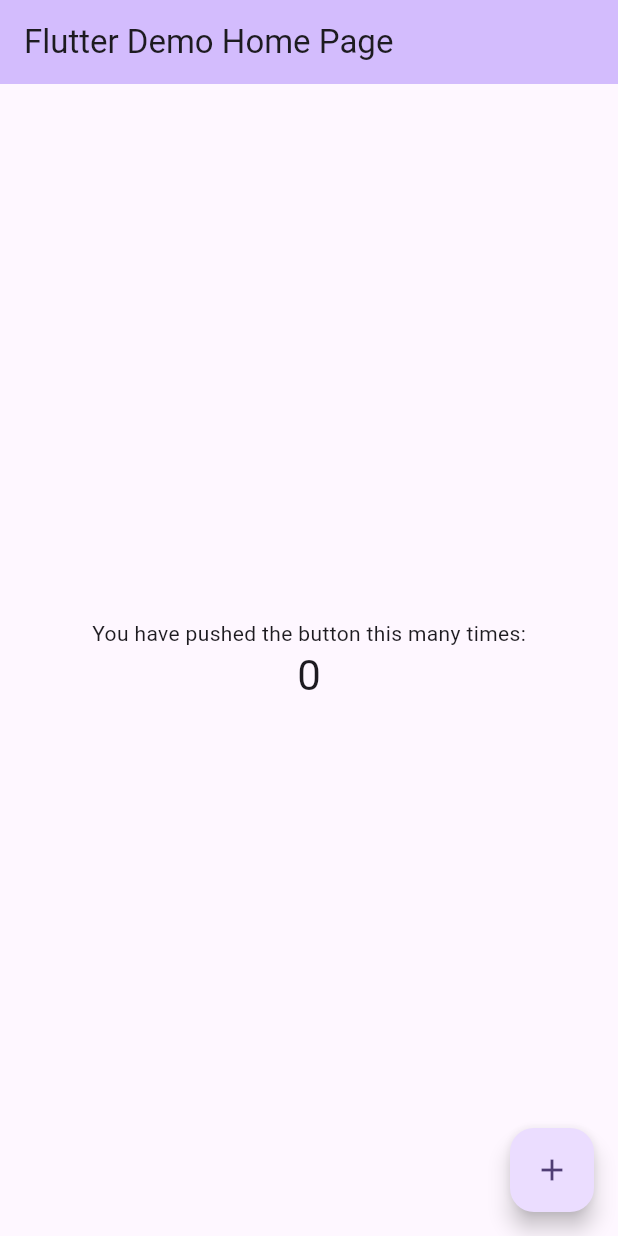
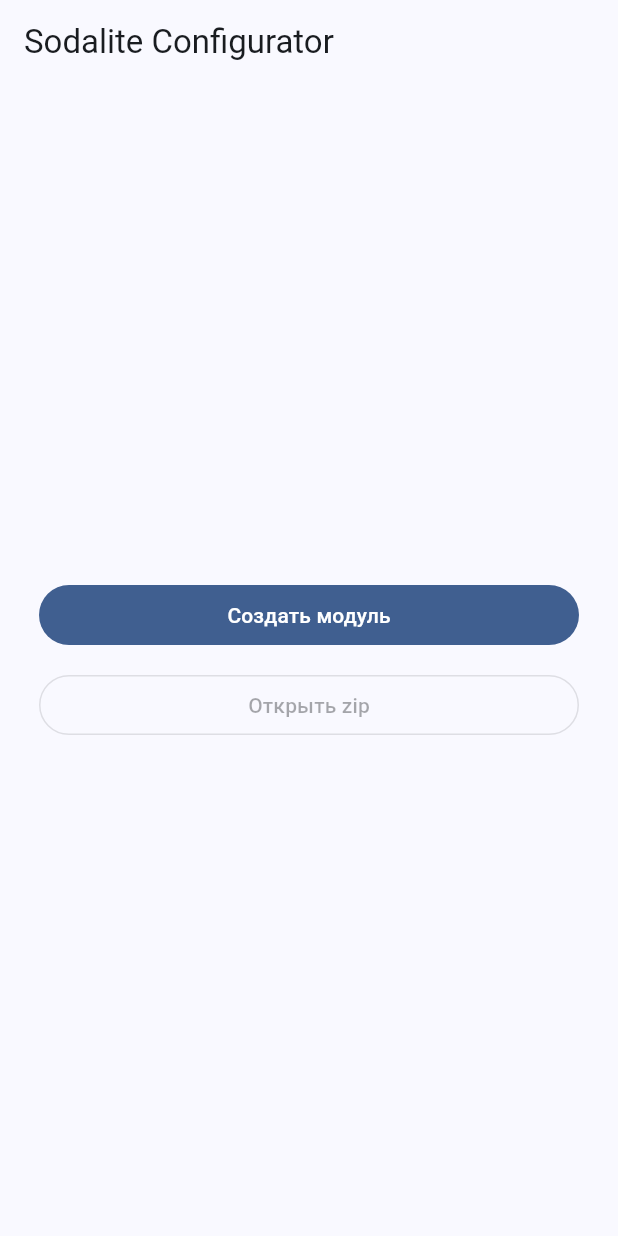
Before and after one commit to LoToSS13/sodalite_configurator, a Flutter app: the screen it shows after launch, on a phone screen of 412 x 824 dp. Run offline on Flutter 3.47's test engine with Material 3 defaults, Android fonts, the phone set to English and light mode, and no system bars; our stand-ins replace web; missing offline and left inert: dart:js_interop.

Commit message:
feat: editor canvas with slot add and gated zip download
Co-authored-by: Cursor <cursoragent@cursor.com>

```diff
--- /dev/null
+++ b/lib/codec/download.dart
@@ -0,0 +1,9 @@
+import 'package:sodalite_configurator/codec/download_stub.dart'
+    if (dart.library.html) 'package:sodalite_configurator/codec/download_web.dart'
+    as impl;
+
+typedef DownloadFn = void Function({required String filename, required List<int> bytes});
+
+void downloadBytes({required String filename, required List<int> bytes}) {
+  impl.downloadBytes(filename: filename, bytes: bytes);
+}
--- /dev/null
+++ b/lib/codec/download_stub.dart
@@ -0,0 +1,3 @@
+void downloadBytes({required String filename, required List<int> bytes}) {
+  throw UnsupportedError('Zip download is only supported in the browser ($filename, ${bytes.length} bytes)');
+}
--- a/lib/main.dart
+++ b/lib/main.dart
@@ -1,122 +1,6 @@
 import 'package:flutter/material.dart';
+import 'package:sodalite_configurator/ui/app.dart';
 
 void main() {
-  runApp(const MyApp());
+  runApp(const ConfiguratorApp());
 }
-
-class MyApp extends StatelessWidget {
-  const MyApp({super.key});
-
-  // This widget is the root of your application.
-  @override
-  Widget build(BuildContext context) {
-    return MaterialApp(
-      title: 'Flutter Demo',
-      theme: ThemeData(
-        // This is the theme of your application.
-        //
-        // TRY THIS: Try running your application with "flutter run". You'll see
-        // the application has a purple toolbar. Then, without quitting the app,
-        // try changing the seedColor in the colorScheme below to Colors.green
-        // and then invoke "hot reload" (save your changes or press the "hot
-        // reload" button in a Flutter-supported IDE, or press "r" if you used
-        // the command line to start the app).
-        //
-        // Notice that the counter didn't reset back to zero; the application
-        // state is not lost during the reload. To reset the state, use hot
-        // restart instead.
-        //
-        // This works for code too, not just values: Most code changes can be
-        // tested with just a hot reload.
-        colorScheme: ColorScheme.fromSeed(seedColor: Colors.deepPurple),
-      ),
-      home: const MyHomePage(title: 'Flutter Demo Home Page'),
-    );
-  }
-}
-
-class MyHomePage extends StatefulWidget {
-  const MyHomePage({super.key, required this.title});
-
-  // This widget is the home page of your application. It is stateful, meaning
-  // that it has a State object (defined below) that contains fields that affect
-  // how it looks.
-
-  // This class is the configuration for the state. It holds the values (in this
-  // case the title) provided by the parent (in this case the App widget) and
-  // used by the build method of the State. Fields in a Widget subclass are
-  // always marked "final".
-
-  final String title;
-
-  @override
-  State<MyHomePage> createState() => _MyHomePageState();
-}
-
-class _MyHomePageState extends State<MyHomePage> {
-  int _counter = 0;
-
-  void _incrementCounter() {
-    setState(() {
-      // This call to setState tells the Flutter framework that something has
-      // changed in this State, which causes it to rerun the build method below
-      // so that the display can reflect the updated values. If we changed
-      // _counter without calling setState(), then the build method would not be
-      // called again, and so nothing would appear to happen.
-      _counter++;
-    });
-  }
-
-  @override
-  Widget build(BuildContext context) {
-    // This method is rerun every time setState is called, for instance as done
-    // by the _incrementCounter method above.
-    //
-    // The Flutter framework has been optimized to make rerunning build methods
-    // fast, so that you can just rebuild anything that needs updating rather
-    // than having to individually change instances of widgets.
-    return Scaffold(
-      appBar: AppBar(
-        // TRY THIS: Try changing the color here to a specific color (to
-        // Colors.amber, perhaps?) and trigger a hot reload to see the AppBar
-        // change color while the other colors stay the same.
-        backgroundColor: Theme.of(context).colorScheme.inversePrimary,
-        // Here we take the value from the MyHomePage object that was created by
-        // the App.build method, and use it to set our appbar title.
-        title: Text(widget.title),
-      ),
-      body: Center(
-        // Center is a layout widget. It takes a single child and positions it
-        // in the middle of the parent.
-        child: Column(
-          // Column is also a layout widget. It takes a list of children and
-          // arranges them vertically. By default, it sizes itself to fit its
-          // children horizontally, and tries to be as tall as its parent.
-          //
-          // Column has various properties to control how it sizes itself and
-          // how it positions its children. Here we use mainAxisAlignment to
-          // center the children vertically; the main axis here is the vertical
-          // axis because Columns are vertical (the cross axis would be
-          // horizontal).
-          //
-          // TRY THIS: Invoke "debug painting" (choose the "Toggle Debug Paint"
-          // action in the IDE, or press "p" in the console), to see the
-          // wireframe for each widget.
-          mainAxisAlignment: MainAxisAlignment.center,
-          children: [
-            const Text('You have pushed the button this many times:'),
-            Text(
-              '$_counter',
-              style: Theme.of(context).textTheme.headlineMedium,
-            ),
-          ],
-        ),
-      ),
-      floatingActionButton: FloatingActionButton(
-        onPressed: _incrementCounter,
-        tooltip: 'Increment',
-        child: const Icon(Icons.add),
-      ),
-    );
-  }
-}
--- /dev/null
+++ b/lib/ui/app.dart
@@ -0,0 +1,24 @@
+import 'package:flutter/material.dart';
+import 'package:sodalite_configurator/codec/download.dart';
+import 'package:sodalite_configurator/document/document_controller.dart';
+import 'package:sodalite_configurator/ui/editor/editor_page.dart';
+import 'package:sodalite_configurator/ui/home/home_page.dart';
+
+class ConfiguratorApp extends StatelessWidget {
+  const ConfiguratorApp({super.key, this.controller, this.download});
+
+  final DocumentController? controller;
+  final DownloadFn? download;
+
+  @override
+  Widget build(BuildContext context) {
+    final downloadFn = download ?? downloadBytes;
+    return MaterialApp(
+      title: 'Sodalite Configurator',
+      theme: ThemeData(colorScheme: ColorScheme.fromSeed(seedColor: const Color(0xFF2B4C7E))),
+      home: controller == null
+          ? HomePage(download: downloadFn)
+          : EditorPage(controller: controller!, download: downloadFn),
+    );
+  }
+}
--- /dev/null
+++ b/lib/ui/home/home_page.dart
@@ -0,0 +1,93 @@
+import 'package:flutter/material.dart';
+import 'package:sodalite_configurator/codec/download.dart';
+import 'package:sodalite_configurator/document/document_controller.dart';
+import 'package:sodalite_configurator/schema/catalog.dart';
+import 'package:sodalite_configurator/schema/node.dart';
+import 'package:sodalite_configurator/ui/editor/editor_page.dart';
+import 'package:sodalite_configurator/ui/strings.dart';
+
+class HomePage extends StatelessWidget {
+  const HomePage({super.key, required this.download});
+
+  final DownloadFn download;
+
+  @override
+  Widget build(BuildContext context) {
+    return Scaffold(
+      appBar: AppBar(title: const Text('Sodalite Configurator')),
+      body: Center(
+        child: ConstrainedBox(
+          constraints: const BoxConstraints(maxWidth: 360),
+          child: Column(
+            mainAxisAlignment: MainAxisAlignment.center,
+            crossAxisAlignment: CrossAxisAlignment.stretch,
+            children: [
+              FilledButton(onPressed: () => _createModule(context), child: const Text(UiStrings.createModule)),
+              const SizedBox(height: 12),
+              const OutlinedButton(onPressed: null, child: Text(UiStrings.openZip)),
+            ],
+          ),
+        ),
+      ),
+    );
+  }
+
+  Future<void> _createModule(BuildContext context) async {
+    final slug = await showDialog<String>(context: context, builder: (context) => const _SlugDialog());
+    if (slug == null || !context.mounted) {
+      return;
+    }
+
+    final controller = DocumentController(
+      catalog: Catalog.modulePack(),
+      root: newModuleBundle(slug: slug, id: newNodeId),
+    );
+    await Navigator.of(context).push(
+      MaterialPageRoute<void>(
+        builder: (_) => EditorPage(controller: controller, download: download, ownsController: true),
+      ),
+    );
+  }
+}
+
+class _SlugDialog extends StatefulWidget {
+  const _SlugDialog();
+
+  @override
+  State<_SlugDialog> createState() => _SlugDialogState();
+}
+
+class _SlugDialogState extends State<_SlugDialog> {
+  final TextEditingController _controller = TextEditingController();
+  static final RegExp _pattern = RegExp(r'^[a-z0-9][a-z0-9_-]*$');
+
+  @override
+  void dispose() {
+    _controller.dispose();
+    super.dispose();
+  }
+
+  bool get _valid => _pattern.hasMatch(_controller.text.trim());
+
+  void _submit() {
+    if (!_valid) {
+      return;
+    }
+    Navigator.of(context).pop(_controller.text.trim());
+  }
+
+  @override
+  Widget build(BuildContext context) {
+    return AlertDialog(
+      title: const Text(UiStrings.createModule),
+      content: TextField(
+        controller: _controller,
+        autofocus: true,
+        decoration: const InputDecoration(labelText: 'slug'),
+        onChanged: (_) => setState(() {}),
+        onSubmitted: (_) => _submit(),
+      ),
+      actions: [TextButton(onPressed: _valid ? _submit : null, child: const Text('OK'))],
+    );
+  }
+}
--- /dev/null
+++ b/lib/ui/strings.dart
@@ -0,0 +1,11 @@
+abstract final class UiStrings {
+  static const createModule = 'Создать модуль';
+  static const openZip = 'Открыть zip';
+  static const downloadZip = 'Скачать zip';
+  static const enableObjectCreation = 'Включить создание объектов';
+  static const enableSearch = 'Включить поиск';
+  static const addAdditionalLayer = '+ дополнительный слой';
+  static const jsonPreview = 'JSON';
+
+  static String issuesCount(int n) => 'Замечания: $n';
+}
```
Also changed, not shown: lib/codec/download_web.dart (added, +17 -0 lines), lib/ui/editor/block_card.dart (added, +108 -0 lines), lib/ui/editor/completeness_panel.dart (added, +40 -0 lines), lib/ui/editor/editor_page.dart (added, +111 -0 lines), lib/ui/editor/field_controls.dart (added, +82 -0 lines), lib/ui/editor/slot_add_button.dart (added, +104 -0 lines), 4 other files.
